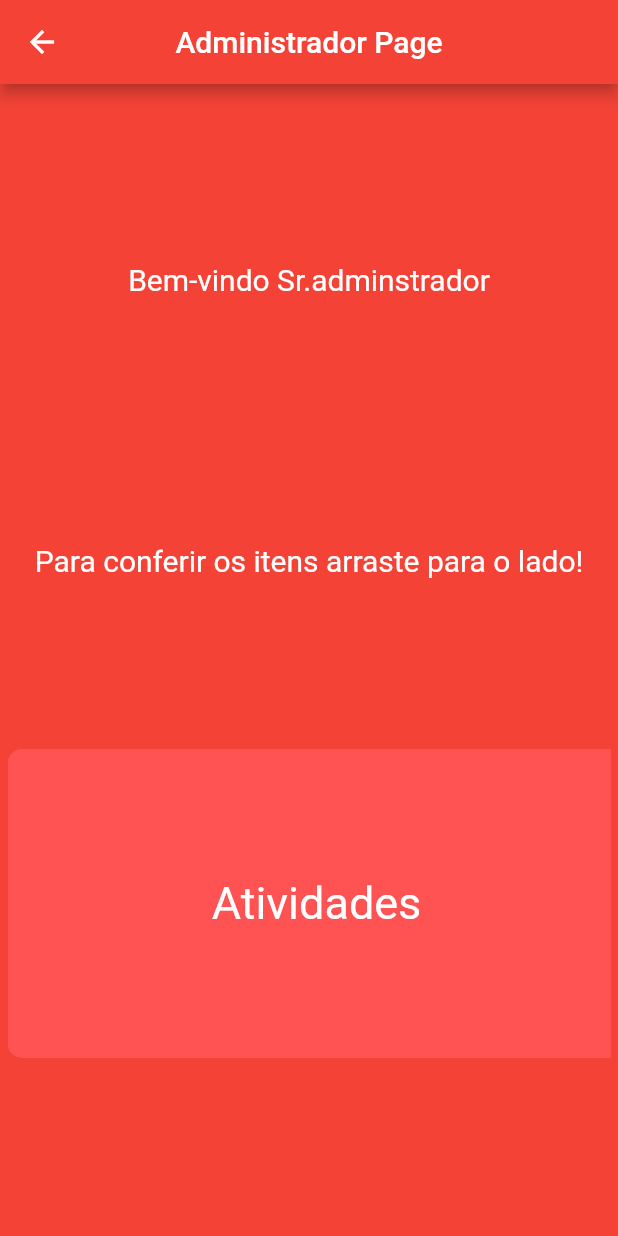
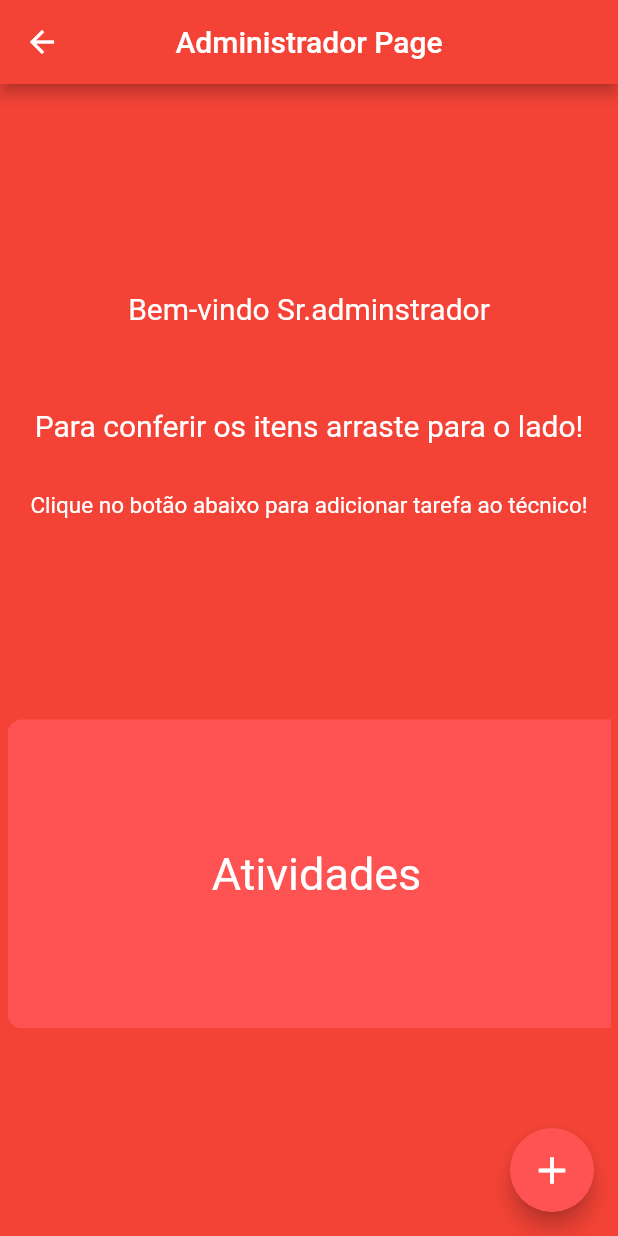
Before and after one commit to RegisSalesRA/Flutter_Hive_Tasks, a Flutter app: the AdministradorPage screen opened directly, on a phone screen of 412 x 824 dp. Run offline on Flutter 3.47's test engine with Material 2 defaults, Android fonts, the phone set to English and light mode, and no system bars; our stand-ins replace hive, hive_flutter; accounts and stored records are empty.

Commit message:
Created float button to add task to tecnico

```diff
--- a/client/lib/views/administrador.dart
+++ b/client/lib/views/administrador.dart
@@ -12,6 +12,16 @@ class _AdministradorPageState extends State<AdministradorPage> {
   Widget build(BuildContext context) {
     var size = MediaQuery.of(context).size;
     return Scaffold(
+        floatingActionButton: FloatingActionButton(
+            backgroundColor: Colors.redAccent,
+            child: Icon(
+              Icons.add,
+              size: 30,
+              color: Colors.white,
+            ),
+            onPressed: () {
+              print("Adicionar tarefa ao técnico");
+            }),
         appBar: AppBar(
           centerTitle: true,
           title: Text("Administrador Page"),
@@ -26,16 +36,23 @@ class _AdministradorPageState extends State<AdministradorPage> {
                 mainAxisAlignment: MainAxisAlignment.spaceEvenly,
                 children: [
                   Column(
+                    mainAxisAlignment: MainAxisAlignment.spaceEvenly,
                     children: [
                       Text(
                         "Bem-vindo Sr.adminstrador",
                         style: TextStyle(color: Colors.white, fontSize: 20),
                       ),
                       SizedBox(
-                        height: size.height / 5,
+                        height: size.height / 15,
                       ),
                       Text("Para conferir os itens arraste para o lado!",
                           style: TextStyle(color: Colors.white, fontSize: 20)),
+                      SizedBox(
+                        height: size.height / 25,
+                      ),
+                      Text(
+                          "Clique no botão abaixo para adicionar tarefa ao técnico!",
+                          style: TextStyle(color: Colors.white, fontSize: 15)),
                     ],
                   ),
                   SingleChildScrollView(
```
